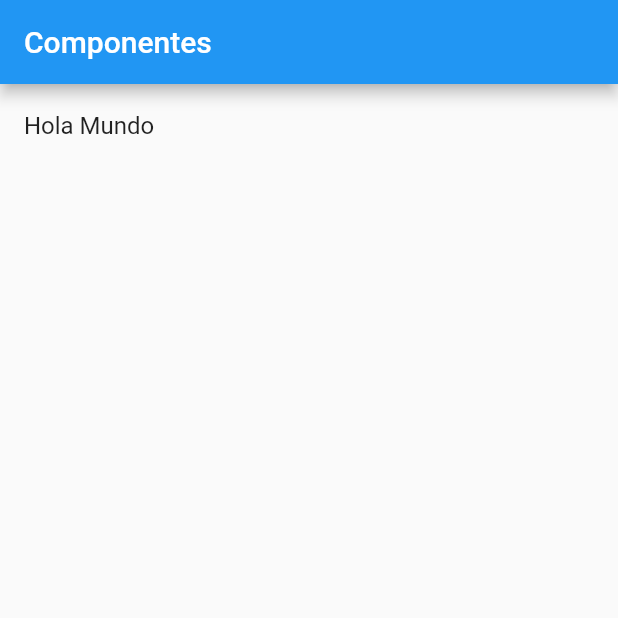
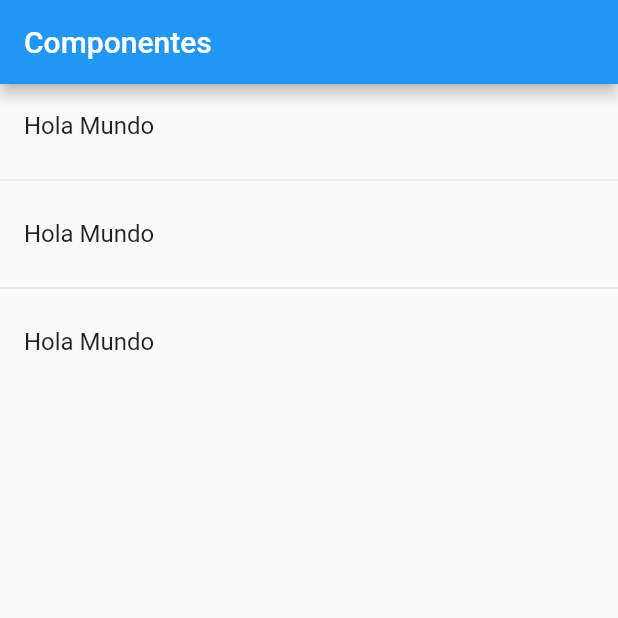
Before and after one commit to obelich/mi-aprendisaje, a Flutter app: the screen it shows after launch, on a phone screen of 412 x 824 dp, the top half of it. Run offline on Flutter 3.47's test engine with Material 2 defaults, Android fonts, the phone set to English and light mode, and no system bars.

```diff
--- a/Mobile/Flutter/Udemy/flutter-ios-android-fernando-herrera/componentes/lib/src/pages/home_page.dart
+++ b/Mobile/Flutter/Udemy/flutter-ios-android-fernando-herrera/componentes/lib/src/pages/home_page.dart
@@ -23,7 +23,11 @@ class HomePage extends StatelessWidget {
 
   List<Widget> _listaItems() {
     return [
-      ListTile(title: Text('Hola Mundo'),)
+      ListTile(title: Text('Hola Mundo'),),
+      Divider(),
+      ListTile(title: Text('Hola Mundo'),),
+      Divider(),
+      ListTile(title: Text('Hola Mundo'),),
     ];
   }
 }
```
